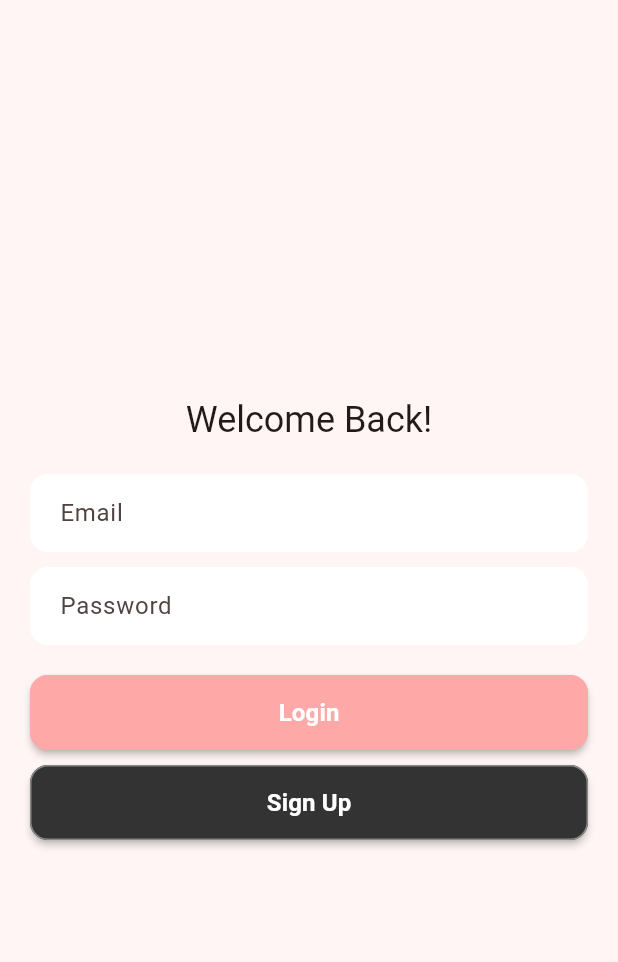
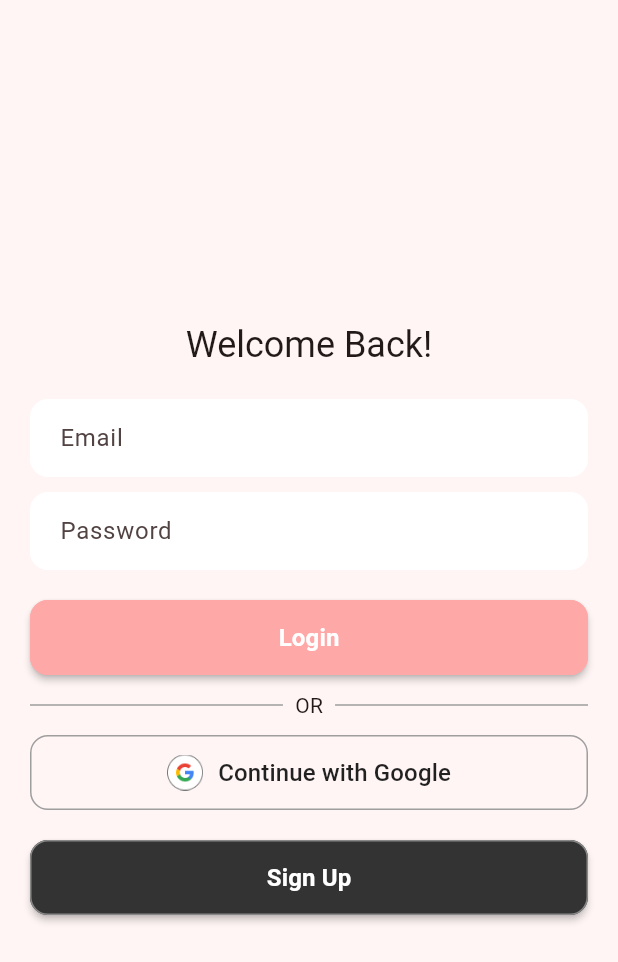
Before and after one commit to ItsAmaan09/cake-house, a Flutter app: the screen it shows after launch, on a phone screen of 412 x 824 dp. Shown: the top 962 px of the screen. Run offline on Flutter 3.47's test engine with Material 3 defaults, Android fonts, the light colour scheme and no system bars; Roboto replaces fonts that are missing (Poppins).

Commit message:
add google sign in

```diff
--- /dev/null
+++ b/lib/core/widgets/google_button.dart
@@ -0,0 +1,33 @@
+import 'package:flutter/material.dart';
+
+class GoogleButton extends StatelessWidget {
+  final VoidCallback onPressed;
+  const GoogleButton({super.key, required this.onPressed});
+
+  @override
+  Widget build(BuildContext context) {
+    return OutlinedButton(
+      style: OutlinedButton.styleFrom(
+        side: const BorderSide(color: Colors.grey),
+        shape: RoundedRectangleBorder(borderRadius: BorderRadius.circular(12)),
+        minimumSize: const Size(double.infinity, 50),
+      ),
+      onPressed: onPressed,
+      child: Row(
+        mainAxisAlignment: MainAxisAlignment.center,
+        children: [
+          Image.asset(
+            'assets/google_logo.png',
+            width: 24,
+            height: 24,
+          ),
+          const SizedBox(width: 10),
+          const Text(
+            'Continue with Google',
+            style: TextStyle(fontSize: 16, color: Colors.black87),
+          ),
+        ],
+      ),
+    );
+  }
+}
--- a/lib/features/auth/login_screen.dart
+++ b/lib/features/auth/login_screen.dart
@@ -1,3 +1,4 @@
+import 'package:cake_house/core/widgets/google_button.dart';
 import 'package:flutter/material.dart';
 import '../../core/widgets/custom_button.dart';
 import '../../core/widgets/custom_textfield.dart';
@@ -29,6 +30,19 @@ class LoginScreen extends StatelessWidget {
               onPressed: () => Navigator.pushReplacementNamed(context, AppRoutes.home),
             ),
             const SizedBox(height: 10),
+            Row(
+              children: const [
+                Expanded(child: Divider(color: Colors.grey)),
+                Padding(
+                  padding: EdgeInsets.symmetric(horizontal: 8.0),
+                  child: Text("OR"),
+                ),
+                Expanded(child: Divider(color: Colors.grey)),
+              ],
+            ),
+            const SizedBox(height: 10,),
+            GoogleButton(onPressed: (){},),
+            const SizedBox(height: 20,),
             CustomButton(
               text: "Sign Up",
               onPressed: () => Navigator.pushReplacementNamed(context, AppRoutes.signup),
--- a/lib/features/auth/signup_screen.dart
+++ b/lib/features/auth/signup_screen.dart
@@ -1,6 +1,7 @@
 import 'package:flutter/material.dart';
 import '../../core/widgets/custom_button.dart';
 import '../../core/widgets/custom_textfield.dart';
+import '../../core/widgets/google_button.dart';
 import '../../routes/app_routes.dart';
 
 class SignupScreen extends StatelessWidget {
@@ -40,6 +41,22 @@ class SignupScreen extends StatelessWidget {
                 text: "Sign Up",
                 onPressed: () => Navigator.pushReplacementNamed(context, AppRoutes.home),
               ),
+              const SizedBox(height: 20),
+              Row(
+                children: const [
+                  Expanded(child: Divider(color: Colors.grey)),
+                  Padding(
+                    padding: EdgeInsets.symmetric(horizontal: 8.0),
+                    child: Text("OR"),
+                  ),
+                  Expanded(child: Divider(color: Colors.grey)),
+                ],
+              ),
+              const SizedBox(height: 10),
+              GoogleButton(
+                onPressed: () {
+                },
+              ),
               const SizedBox(height: 10),
               TextButton(
                 onPressed: () => Navigator.pushReplacementNamed(context, AppRoutes.login),
--- a/pubspec.yaml
+++ b/pubspec.yaml
@@ -19,3 +19,4 @@ flutter:
   uses-material-design: true
   assets:
     - assets/logo.png
+    - assets/google_logo.png
```
Also changed, not shown: assets/google_logo.png (added).
